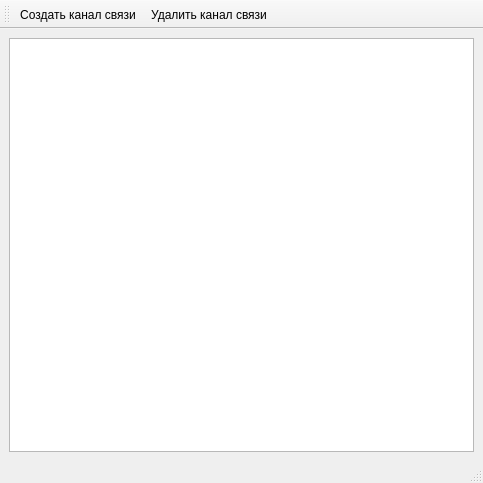
Qt form tracesWindow.ui (SharukaV/trace_graph_scheme) before a commit.
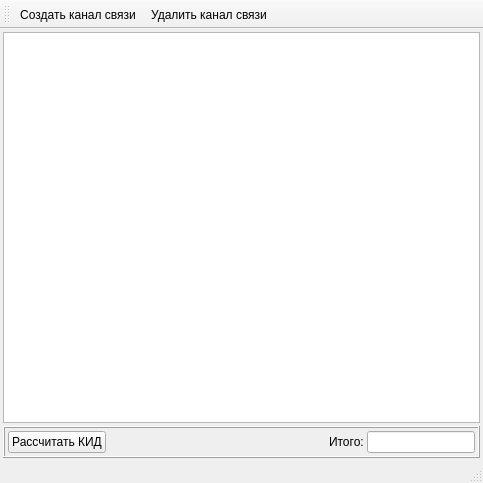
The same form after that commit. Custom widgets are drawn as their Qt base class.

Commit message: добавлены колонки времени с формулой рассчета КИД, время вводится руками ни к чему не привязано

```diff
--- a/tracesWindow.ui
+++ b/tracesWindow.ui
@@ -14,10 +14,92 @@
    <string>Трассы</string>
   </property>
   <widget class="QWidget" name="centralwidget">
-   <layout class="QHBoxLayout" name="horizontalLayout">
+   <layout class="QVBoxLayout" name="verticalLayout">
+    <property name="spacing">
+     <number>3</number>
+    </property>
+    <property name="leftMargin">
+     <number>3</number>
+    </property>
+    <property name="topMargin">
+     <number>3</number>
+    </property>
+    <property name="rightMargin">
+     <number>3</number>
+    </property>
+    <property name="bottomMargin">
+     <number>3</number>
+    </property>
     <item>
      <widget class="TableView" name="view"/>
     </item>
+    <item>
+     <widget class="QFrame" name="frame">
+      <property name="frameShape">
+       <enum>QFrame::Box</enum>
+      </property>
+      <property name="frameShadow">
+       <enum>QFrame::Raised</enum>
+      </property>
+      <layout class="QHBoxLayout" name="horizontalLayout">
+       <property name="spacing">
+        <number>3</number>
+       </property>
+       <property name="leftMargin">
+        <number>3</number>
+       </property>
+       <property name="topMargin">
+        <number>3</number>
+       </property>
+       <property name="rightMargin">
+        <number>3</number>
+       </property>
+       <property name="bottomMargin">
+        <number>3</number>
+       </property>
+       <item>
+        <widget class="QPushButton" name="calculateKIDbutton">
+         <property name="text">
+          <string>Рассчитать КИД</string>
+         </property>
+        </widget>
+       </item>
+       <item>
+        <spacer name="horizontalSpacer">
+         <property name="orientation">
+          <enum>Qt::Horizontal</enum>
+         </property>
+         <property name="sizeHint" stdset="0">
+          <size>
+           <width>197</width>
+           <height>17</height>
+          </size>
+         </property>
+        </spacer>
+       </item>
+       <item>
+        <widget class="QLabel" name="label">
+         <property name="text">
+          <string>Итого:</string>
+         </property>
+        </widget>
+       </item>
+       <item>
+        <widget class="QLineEdit" name="totalView">
+         <property name="sizePolicy">
+          <sizepolicy hsizetype="Fixed" vsizetype="Fixed">
+           <horstretch>0</horstretch>
+           <verstretch>0</verstretch>
+          </sizepolicy>
+         </property>
+         <property name="readOnly">
+          <bool>true</bool>
+         </property>
+        </widget>
+       </item>
+      </layout>
+     </widget>
+    </item>
    </layout>
   </widget>
   <widget class="QStatusBar" name="statusbar"/>
```
The commit also changes 7 other files.
